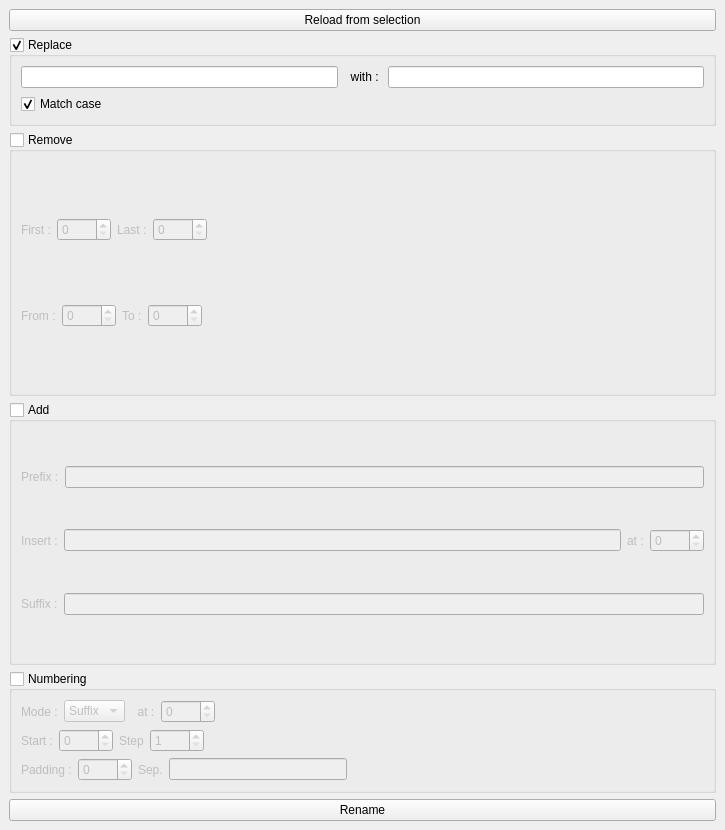
Above: rig/renamer/renamer.ui from Zeplaro/rlMayaTools before the change. Below: the same form after it.
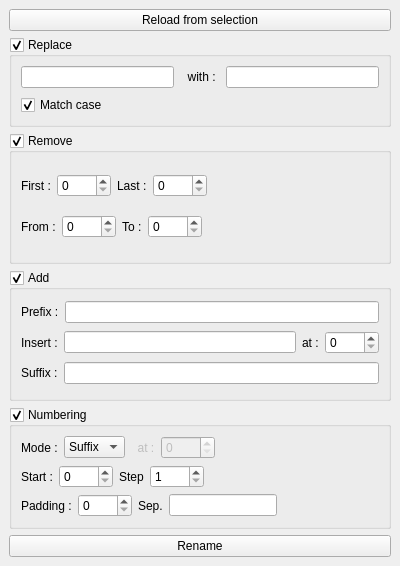
That is the form after the change.

Patch:
```diff
--- a/rig/renamer/renamer.ui
+++ b/rig/renamer/renamer.ui
@@ -6,15 +6,15 @@
    <rect>
     <x>0</x>
     <y>0</y>
-    <width>725</width>
-    <height>830</height>
+    <width>400</width>
+    <height>566</height>
    </rect>
   </property>
   <property name="windowTitle">
    <string>MainWindow</string>
   </property>
   <widget class="QWidget" name="centralwidget">
-   <layout class="QVBoxLayout" name="verticalLayout">
+   <layout class="QVBoxLayout" name="verticalLayout_9">
     <item>
      <widget class="QPushButton" name="reload_button">
       <property name="sizePolicy">
@@ -29,7 +29,7 @@
      </widget>
     </item>
     <item>
-     <widget class="QGroupBox" name="replace_groupBox">
+     <widget class="QGroupBox" name="replace_group">
       <property name="sizePolicy">
        <sizepolicy hsizetype="Preferred" vsizetype="Fixed">
         <horstretch>0</horstretch>
@@ -43,6 +43,24 @@
        <bool>true</bool>
       </property>
       <layout class="QVBoxLayout" name="verticalLayout_3">
+       <property name="leftMargin">
+        <number>0</number>
+       </property>
+       <property name="topMargin">
+        <number>0</number>
+       </property>
+       <property name="rightMargin">
+        <number>0</number>
+       </property>
+       <property name="bottomMargin">
+        <number>0</number>
+       </property>
+       <item>
+        <widget class="QWidget" name="replace_widget" native="true">
+         <layout class="QVBoxLayout" name="verticalLayout_5">
+          <property name="spacing">
+           <number>7</number>
+          </property>
        <item>
         <layout class="QHBoxLayout" name="replace_layout">
          <item>
@@ -73,6 +91,9 @@
       </layout>
      </widget>
     </item>
+      </layout>
+     </widget>
+    </item>
     <item>
      <widget class="QGroupBox" name="remove_group">
       <property name="title">
@@ -81,10 +102,22 @@
       <property name="checkable">
        <bool>true</bool>
       </property>
-      <property name="checked">
-       <bool>false</bool>
-      </property>
       <layout class="QVBoxLayout" name="verticalLayout_2">
+       <property name="leftMargin">
+        <number>0</number>
+       </property>
+       <property name="topMargin">
+        <number>0</number>
+       </property>
+       <property name="rightMargin">
+        <number>0</number>
+       </property>
+       <property name="bottomMargin">
+        <number>0</number>
+       </property>
+       <item>
+        <widget class="QWidget" name="remove_widget" native="true">
+         <layout class="QVBoxLayout" name="verticalLayout">
        <item>
         <layout class="QHBoxLayout" name="firstlast_layout">
          <item>
@@ -178,6 +211,9 @@
       </layout>
      </widget>
     </item>
+      </layout>
+     </widget>
+    </item>
     <item>
      <widget class="QGroupBox" name="add_group">
       <property name="title">
@@ -186,10 +222,22 @@
       <property name="checkable">
        <bool>true</bool>
       </property>
-      <property name="checked">
-       <bool>false</bool>
-      </property>
       <layout class="QVBoxLayout" name="verticalLayout_7">
+       <property name="leftMargin">
+        <number>0</number>
+       </property>
+       <property name="topMargin">
+        <number>0</number>
+       </property>
+       <property name="rightMargin">
+        <number>0</number>
+       </property>
+       <property name="bottomMargin">
+        <number>0</number>
+       </property>
+       <item>
+        <widget class="QWidget" name="add_widget" native="true">
+         <layout class="QVBoxLayout" name="verticalLayout_6">
        <item>
         <layout class="QHBoxLayout" name="prefix_layout">
          <item>
@@ -249,6 +297,9 @@
       </layout>
      </widget>
     </item>
+      </layout>
+     </widget>
+    </item>
     <item>
      <widget class="QGroupBox" name="numbering_group">
       <property name="sizePolicy">
@@ -263,10 +314,22 @@
       <property name="checkable">
        <bool>true</bool>
       </property>
-      <property name="checked">
-       <bool>false</bool>
-      </property>
       <layout class="QVBoxLayout" name="verticalLayout_4">
+       <property name="leftMargin">
+        <number>0</number>
+       </property>
+       <property name="topMargin">
+        <number>0</number>
+       </property>
+       <property name="rightMargin">
+        <number>0</number>
+       </property>
+       <property name="bottomMargin">
+        <number>0</number>
+       </property>
+       <item>
+        <widget class="QWidget" name="numbering_widget" native="true">
+         <layout class="QVBoxLayout" name="verticalLayout_8">
        <item>
         <layout class="QHBoxLayout" name="mode_layout">
          <item>
@@ -431,6 +494,9 @@
           </spacer>
          </item>
         </layout>
+          </item>
+         </layout>
+        </widget>
        </item>
       </layout>
      </widget>
```
Lines whose indentation alone changed are shown as unchanged.
